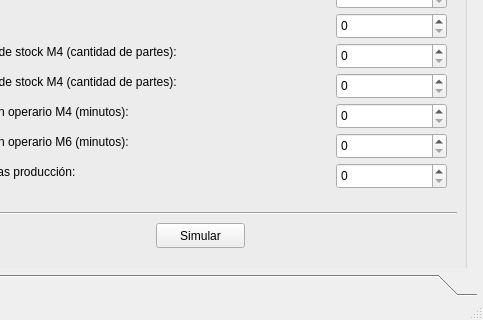
This is window.ui in brunohughes/MyS-FabricaDeMesas as Qt 5 draws it before an edit; both pictures show x 94 to 577 and y 125 to 445 of the 577 by 445 pixel window. The edited form follows.
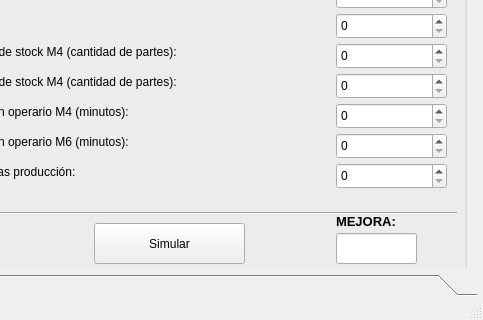
This is the edited form.

Commit message:
Nuevos cambios ( ver detalle)
Se unifican nombres de variables a camelcase
Se modifica calculo de Mejora
Se agrega campo en pantalla para mostrar la mejora
Se agrega titulo a la ventana de cada ejecucion

```diff
--- a/window.ui
+++ b/window.ui
@@ -32,7 +32,7 @@
        <x>0</x>
        <y>0</y>
        <width>571</width>
-       <height>359</height>
+       <height>367</height>
       </rect>
      </property>
      <attribute name="label">
@@ -253,16 +253,62 @@
       <widget class="QPushButton" name="btnSimulacion">
        <property name="geometry">
         <rect>
-         <x>230</x>
+         <x>168</x>
          <y>320</y>
-         <width>89</width>
-         <height>25</height>
+         <width>151</width>
+         <height>41</height>
         </rect>
        </property>
        <property name="text">
         <string>Simular</string>
        </property>
       </widget>
+      <widget class="QLineEdit" name="lineEditMejora">
+       <property name="enabled">
+        <bool>true</bool>
+       </property>
+       <property name="geometry">
+        <rect>
+         <x>410</x>
+         <y>330</y>
+         <width>81</width>
+         <height>31</height>
+        </rect>
+       </property>
+       <property name="font">
+        <font>
+         <pointsize>14</pointsize>
+         <weight>75</weight>
+         <bold>true</bold>
+        </font>
+       </property>
+       <property name="acceptDrops">
+        <bool>true</bool>
+       </property>
+       <property name="readOnly">
+        <bool>true</bool>
+       </property>
+      </widget>
+      <widget class="QLabel" name="label_8">
+       <property name="geometry">
+        <rect>
+         <x>410</x>
+         <y>310</y>
+         <width>71</width>
+         <height>17</height>
+        </rect>
+       </property>
+       <property name="font">
+        <font>
+         <pointsize>10</pointsize>
+         <weight>75</weight>
+         <bold>true</bold>
+        </font>
+       </property>
+       <property name="text">
+        <string>MEJORA:</string>
+       </property>
+      </widget>
      </widget>
      <widget class="Line" name="line_3">
       <property name="geometry">
```
Left out of the diff: 2 changed lines with no effect on the pictures. The commit also changes 2 other files.
